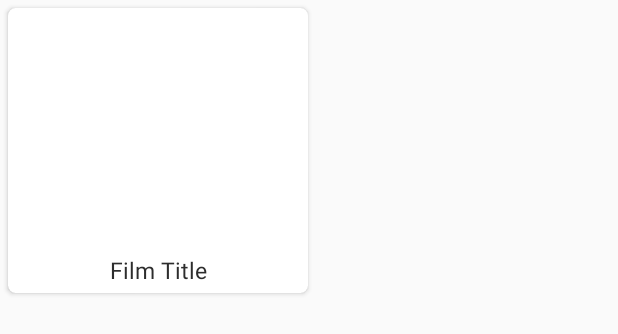
After one commit to JovanyNegocio/Vifilmes, an Android app: the layout card_item_filmes.xml on its own in the app's theme, with its tools: preview values and no code run, on a phone screen of 412 x 824 dp. The commit adds this screen. Shown: the top 334 px of the screen. Run offline under Robolectric (Android 15) with nearby library versions, the phone set to English and light mode, and no system bars.

Commit message:
add all files

```diff
--- a/app/build.gradle
+++ b/app/build.gradle
@@ -31,10 +31,13 @@ dependencies {
     implementation 'com.google.firebase:firebase-database:16.0.5'
     implementation 'com.android.support.constraint:constraint-layout:1.1.3'
     implementation 'com.android.support:design:28.0.0'
+    implementation 'com.android.support:support-v4:28.0.0'
     testImplementation 'junit:junit:4.12'
     androidTestImplementation 'com.android.support.test:runner:1.0.2'
     androidTestImplementation 'com.android.support.test.espresso:espresso-core:3.0.2'
     implementation 'com.google.firebase:firebase-auth:16.1.0'
+    implementation 'com.squareup.picasso:picasso:2.71828'
+
 }
 
 apply plugin: 'com.google.gms.google-services'
--- a/app/src/main/java/com/jovavanguiagamil/mooviz/models/Page.java
+++ b/app/src/main/java/com/jovavanguiagamil/mooviz/models/Page.java
@@ -1,7 +1,9 @@
 package com.jovavanguiagamil.mooviz.models;
+
+
 import com.google.gson.annotations.SerializedName;
+import java.util.ArrayList;
 
-import java.util.ArrayList;
 
 public class Page {
     private int page;
@@ -11,12 +13,14 @@ public class Page {
     private int totalPages;
     private ArrayList<Movie> results;
 
+
     public Page(int page, int totalResults, int totalPages, ArrayList<Movie> results) {
         this.page = page;
         this.totalResults = totalResults;
         this.totalPages = totalPages;
         this.results = results;
     }
+
 
     public int getPage() {
         return page;
--- /dev/null
+++ b/app/src/main/res/drawable/ic_email.xml
@@ -0,0 +1,5 @@
+<vector android:height="24dp" android:tint="#FEFEFE"
+    android:viewportHeight="24.0" android:viewportWidth="24.0"
+    android:width="24dp" xmlns:android="http://schemas.android.com/apk/res/android">
+    <path android:fillColor="#6666" android:pathData="M20,4L4,4c-1.1,0 -1.99,0.9 -1.99,2L2,18c0,1.1 0.9,2 2,2h16c1.1,0 2,-0.9 2,-2L22,6c0,-1.1 -0.9,-2 -2,-2zM20,8l-8,5 -8,-5L4,6l8,5 8,-5v2z"/>
+</vector>
--- /dev/null
+++ b/app/src/main/res/drawable/ic_key.xml
@@ -0,0 +1,5 @@
+<vector android:height="24dp" android:tint="#666666"
+    android:viewportHeight="24.0" android:viewportWidth="24.0"
+    android:width="24dp" xmlns:android="http://schemas.android.com/apk/res/android">
+    <path android:fillColor="#FF000000" android:pathData="M12.65,10C11.83,7.67 9.61,6 7,6c-3.31,0 -6,2.69 -6,6s2.69,6 6,6c2.61,0 4.83,-1.67 5.65,-4H17v4h4v-4h2v-4H12.65zM7,14c-1.1,0 -2,-0.9 -2,-2s0.9,-2 2,-2 2,0.9 2,2 -0.9,2 -2,2z"/>
+</vector>
--- /dev/null
+++ b/app/src/main/res/drawable/ic_person.xml
@@ -0,0 +1,5 @@
+<vector android:height="24dp" android:tint="#666666"
+    android:viewportHeight="24.0" android:viewportWidth="24.0"
+    android:width="24dp" xmlns:android="http://schemas.android.com/apk/res/android">
+    <path android:fillColor="#FF000000" android:pathData="M12,5.9c1.16,0 2.1,0.94 2.1,2.1s-0.94,2.1 -2.1,2.1S9.9,9.16 9.9,8s0.94,-2.1 2.1,-2.1m0,9c2.97,0 6.1,1.46 6.1,2.1v1.1L5.9,18.1L5.9,17c0,-0.64 3.13,-2.1 6.1,-2.1M12,4C9.79,4 8,5.79 8,8s1.79,4 4,4 4,-1.79 4,-4 -1.79,-4 -4,-4zM12,13c-2.67,0 -8,1.34 -8,4v3h16v-3c0,-2.66 -5.33,-4 -8,-4z"/>
+</vector>
--- /dev/null
+++ b/app/src/main/res/drawable/ic_person2.xml
@@ -0,0 +1,5 @@
+<vector android:height="24dp" android:tint="#666666"
+    android:viewportHeight="24.0" android:viewportWidth="24.0"
+    android:width="24dp" xmlns:android="http://schemas.android.com/apk/res/android">
+    <path android:fillColor="#FF000000" android:pathData="M12,12c2.21,0 4,-1.79 4,-4s-1.79,-4 -4,-4 -4,1.79 -4,4 1.79,4 4,4zM12,14c-2.67,0 -8,1.34 -8,4v2h16v-2c0,-2.66 -5.33,-4 -8,-4z"/>
+</vector>
--- /dev/null
+++ b/app/src/main/res/layout/card_item_filmes.xml
@@ -0,0 +1,37 @@
+<?xml version="1.0" encoding="utf-8"?>
+<android.support.v7.widget.CardView
+    xmlns:android="http://schemas.android.com/apk/res/android"
+    android:id="@+id/cardview_id"
+    android:clickable="true"
+    android:foreground="?android:attr/selectableItemBackground"
+    android:layout_width="200dp"
+    android:layout_height="190dp"
+    xmlns:cardview="http://schemas.android.com/apk/res-auto"
+    android:layout_margin="5dp"
+    cardview:cardCornerRadius="5dp">
+
+    <LinearLayout
+        android:orientation="vertical"
+        android:layout_width="match_parent"
+        android:layout_height="match_parent">
+
+
+        <ImageView
+            android:id="@+id/film_image_id"
+            android:layout_width="match_parent"
+            android:layout_height="160dp"
+            android:scaleType="centerCrop"/>
+
+        <TextView
+            android:id="@+id/film_title_id"
+            android:textColor="#2d2d2d"
+            android:textSize="15sp"
+            android:gravity="center"
+            android:layout_width="match_parent"
+            android:layout_height="match_parent"
+            android:text="Film Title"
+            />
+
+    </LinearLayout>
+
+</android.support.v7.widget.CardView>
--- a/app/src/main/res/menu/main.xml
+++ b/app/src/main/res/menu/main.xml
@@ -2,6 +2,8 @@
 <menu xmlns:android="http://schemas.android.com/apk/res/android">
     <item
         android:id="@+id/action_refresh"
-        android:title="@string/refresh" />
-
+        android:title="Actualizar" />
+    <item
+        android:id="@+id/sair"
+        android:title="Sair da Conta" />
 </menu>
--- a/app/src/main/res/values/strings.xml
+++ b/app/src/main/res/values/strings.xml
@@ -1,4 +1,7 @@
 <resources>
     <string name="app_name">VIFILMES</string>
     <string name="refresh">Actualizar</string>
+
+    <!-- TODO: Remove or change this placeholder text -->
+    <string name="hello_blank_fragment">Hello blank fragment</string>
 </resources>
```
Also changed, not shown: app/src/main/java/com/jovavanguiagamil/mooviz/Film.java (added, +27 -0 lines), app/src/main/java/com/jovavanguiagamil/mooviz/Inicial_Activity.java (+23 -0 lines), app/src/main/java/com/jovavanguiagamil/mooviz/Login.java (+19 -3 lines), app/src/main/java/com/jovavanguiagamil/mooviz/MainActivity.java (+49 -8 lines), app/src/main/java/com/jovavanguiagamil/mooviz/MovieListAdapter.java (added, +61 -0 lines), app/src/main/res/layout/activity_login.xml (+72 -48 lines), app/src/main/res/layout/activity_main.xml (+7 -12 lines), app/src/main/res/layout/creat_account.xml (+22 -0 lines), app/src/main/java/com/jovavanguiagamil/mooviz/models/Movie.java (line endings or trailing spaces).
